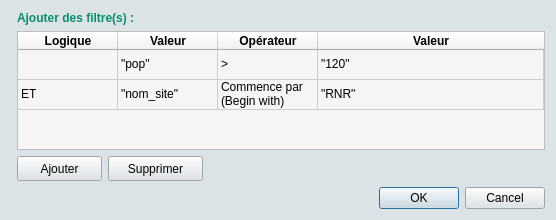
First picture: the form in ui/filter.ui, repository PnX-SI/GeoNature-GIS, before the edit.
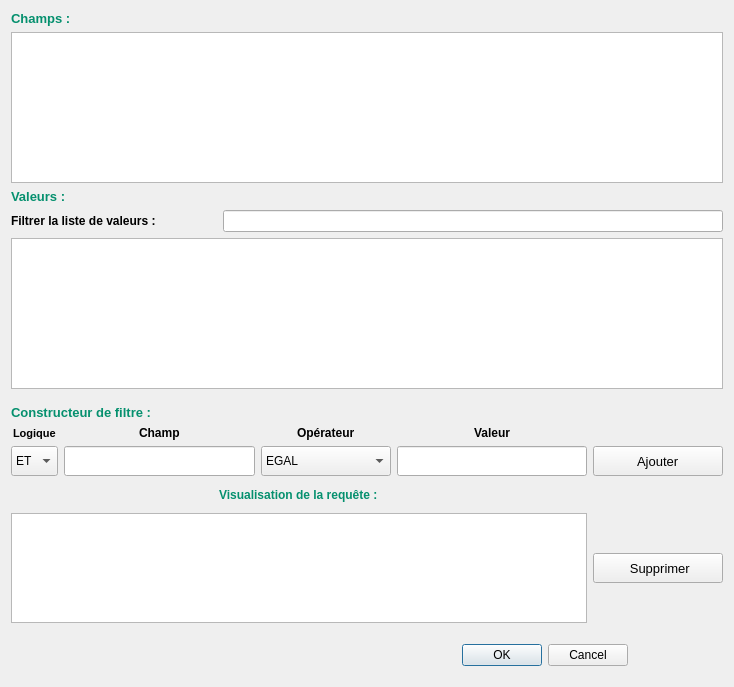
Second picture: the form after the edit. Icons and pictures are not drawn.

Diff of the .ui file:
```diff
--- a/ui/filter.ui
+++ b/ui/filter.ui
@@ -6,82 +6,163 @@
    <rect>
     <x>0</x>
     <y>0</y>
-    <width>556</width>
-    <height>220</height>
+    <width>734</width>
+    <height>687</height>
    </rect>
   </property>
-  <property name="minimumSize">
-   <size>
-    <width>556</width>
-    <height>220</height>
-   </size>
-  </property>
-  <property name="cursor">
-   <cursorShape>PointingHandCursor</cursorShape>
-  </property>
   <property name="windowTitle">
    <string>Filtre avancé...</string>
   </property>
-  <property name="styleSheet">
-   <string notr="true">background-color: rgb(220, 227, 231);</string>
+  <property name="modal">
+   <bool>true</bool>
   </property>
   <layout class="QVBoxLayout" name="verticalLayout">
    <item>
-    <layout class="QFormLayout" name="fl_filter_adv">
-     <item row="1" column="1">
-      <widget class="QTableWidget" name="tableWidget">
-       <property name="enabled">
-        <bool>true</bool>
-       </property>
+    <layout class="QVBoxLayout" name="verticalLayout_3">
+     <property name="bottomMargin">
+      <number>10</number>
+     </property>
+     <item>
+      <widget class="QLabel" name="lbl_source">
        <property name="font">
         <font>
          <family>Arial</family>
-         <pointsize>9</pointsize>
-         <weight>50</weight>
-         <bold>false</bold>
+         <pointsize>10</pointsize>
+         <weight>75</weight>
+         <bold>true</bold>
         </font>
        </property>
        <property name="styleSheet">
-        <string notr="true">background-color: rgb(245, 245, 245);</string>
+        <string notr="true">color: rgb(5, 144, 110);</string>
        </property>
-       <property name="showDropIndicator" stdset="0">
+       <property name="text">
+        <string>Champs : </string>
+       </property>
+      </widget>
+     </item>
+     <item>
+      <widget class="QListWidget" name="lw_keys">
+       <property name="minimumSize">
+        <size>
+         <width>600</width>
+         <height>130</height>
+        </size>
+       </property>
+       <property name="alternatingRowColors">
         <bool>true</bool>
        </property>
-       <attribute name="horizontalHeaderVisible">
+       <property name="selectionMode">
+        <enum>QAbstractItemView::SingleSelection</enum>
+       </property>
+       <property name="sortingEnabled">
         <bool>true</bool>
-       </attribute>
-       <attribute name="horizontalHeaderCascadingSectionResizes">
-        <bool>false</bool>
-       </attribute>
-       <attribute name="horizontalHeaderHighlightSections">
-        <bool>false</bool>
-       </attribute>
-       <attribute name="horizontalHeaderStretchLastSection">
-        <bool>true</bool>
-       </attribute>
-       <attribute name="verticalHeaderVisible">
-        <bool>false</bool>
-       </attribute>
-       <attribute name="verticalHeaderCascadingSectionResizes">
-        <bool>false</bool>
-       </attribute>
-       <attribute name="verticalHeaderStretchLastSection">
-        <bool>false</bool>
-       </attribute>
-       <row>
+       </property>
+      </widget>
+     </item>
+     <item>
+      <widget class="QLabel" name="lbl_valueselected">
+       <property name="font">
+        <font>
+         <family>Arial</family>
+         <pointsize>10</pointsize>
+         <weight>75</weight>
+         <bold>true</bold>
+        </font>
+       </property>
+       <property name="styleSheet">
+        <string notr="true">color: rgb(5, 144, 110);</string>
+       </property>
         <property name="text">
-         <string>1</string>
-        </property>
-       </row>
-       <row>
+        <string>Valeurs :</string>
+       </property>
+      </widget>
+     </item>
+     <item>
+      <layout class="QHBoxLayout" name="horizontalLayout_2">
+       <item>
+        <widget class="QLabel" name="lbl_filtervalue">
+         <property name="font">
+          <font>
+           <family>Arial</family>
+           <weight>75</weight>
+           <bold>true</bold>
+          </font>
+         </property>
         <property name="text">
-         <string>2</string>
-        </property>
-       </row>
-       <column>
+          <string>Filtrer la liste de valeurs :</string>
+         </property>
+        </widget>
+       </item>
+       <item>
+        <widget class="QLineEdit" name="le_filtervalue">
+         <property name="maximumSize">
+          <size>
+           <width>500</width>
+           <height>16777215</height>
+          </size>
+         </property>
+        </widget>
+       </item>
+      </layout>
+     </item>
+     <item>
+      <widget class="QListWidget" name="lw_values">
+       <property name="minimumSize">
+        <size>
+         <width>600</width>
+         <height>150</height>
+        </size>
+       </property>
+       <property name="maximumSize">
+        <size>
+         <width>999999</width>
+         <height>16777215</height>
+        </size>
+       </property>
+      </widget>
+     </item>
+    </layout>
+   </item>
+   <item>
+    <widget class="QLabel" name="lbl_filter">
+     <property name="font">
+      <font>
+       <family>Arial</family>
+       <pointsize>10</pointsize>
+       <weight>75</weight>
+       <bold>true</bold>
+      </font>
+     </property>
+     <property name="styleSheet">
+      <string notr="true">color: rgb(5, 144, 110);</string>
+     </property>
+     <property name="text">
+      <string>Constructeur de filtre :</string>
+     </property>
+    </widget>
+   </item>
+   <item>
+    <layout class="QGridLayout" name="gridLayout">
+     <property name="bottomMargin">
+      <number>15</number>
+     </property>
+     <item row="0" column="0" alignment="Qt::AlignHCenter">
+      <widget class="QLabel" name="lbl_logical">
+       <property name="font">
+        <font>
+         <family>Arial</family>
+         <pointsize>8</pointsize>
+         <weight>75</weight>
+         <bold>true</bold>
+        </font>
+       </property>
         <property name="text">
          <string>Logique</string>
         </property>
+      </widget>
+     </item>
+     <item row="0" column="2" alignment="Qt::AlignHCenter">
+      <widget class="QLabel" name="lbl_operator">
         <property name="font">
          <font>
           <family>Arial</family>
@@ -89,30 +170,13 @@
           <bold>true</bold>
          </font>
         </property>
-        <property name="background">
-         <color>
-          <red>255</red>
-          <green>255</green>
-          <blue>255</blue>
-         </color>
-        </property>
-       </column>
-       <column>
-        <property name="text">
-         <string>Valeur</string>
-        </property>
-        <property name="font">
-         <font>
-          <family>Arial</family>
-          <weight>75</weight>
-          <bold>true</bold>
-         </font>
-        </property>
-       </column>
-       <column>
         <property name="text">
          <string>Opérateur</string>
         </property>
+      </widget>
+     </item>
+     <item row="0" column="1" alignment="Qt::AlignHCenter">
+      <widget class="QLabel" name="lbl_key">
         <property name="font">
          <font>
           <family>Arial</family>
@@ -120,93 +184,183 @@
           <bold>true</bold>
          </font>
         </property>
-       </column>
-       <column>
+       <property name="text">
+        <string>Champ</string>
+       </property>
+      </widget>
+     </item>
+     <item row="0" column="3" alignment="Qt::AlignHCenter">
+      <widget class="QLabel" name="lbl_value">
+       <property name="font">
+        <font>
+         <family>Arial</family>
+         <weight>75</weight>
+         <bold>true</bold>
+        </font>
+       </property>
         <property name="text">
          <string>Valeur</string>
         </property>
+      </widget>
+     </item>
+     <item row="3" column="4">
+      <widget class="QPushButton" name="pb_remove">
+       <property name="minimumSize">
+        <size>
+         <width>130</width>
+         <height>30</height>
+        </size>
+       </property>
+       <property name="maximumSize">
+        <size>
+         <width>150</width>
+         <height>30</height>
+        </size>
+       </property>
         <property name="font">
          <font>
           <family>Arial</family>
-          <weight>75</weight>
-          <bold>true</bold>
-         </font>
-        </property>
-       </column>
-       <item row="0" column="0">
+         <pointsize>10</pointsize>
+         <weight>50</weight>
+         <bold>false</bold>
+        </font>
+       </property>
         <property name="text">
-         <string/>
-        </property>
-       </item>
-       <item row="0" column="1">
-        <property name="text">
-         <string>&quot;pop&quot;</string>
-        </property>
-       </item>
-       <item row="0" column="2">
-        <property name="text">
-         <string>&gt;</string>
-        </property>
-       </item>
-       <item row="0" column="3">
-        <property name="text">
-         <string>&quot;120&quot;</string>
-        </property>
+        <string> Supprimer</string>
+       </property>
+       <property name="icon">
+        <iconset resource="../resources.qrc">
+         <normaloff>:/plugins/Geonature-GIS-main/icons/moins.png</normaloff>:/plugins/Geonature-GIS-main/icons/moins.png</iconset>
+       </property>
+      </widget>
        </item>
        <item row="1" column="0">
+      <widget class="QComboBox" name="cb_logical">
+       <property name="maximumSize">
+        <size>
+         <width>100</width>
+         <height>30</height>
+        </size>
+       </property>
+       <item>
         <property name="text">
          <string>ET</string>
         </property>
        </item>
-       <item row="1" column="1">
+       <item>
         <property name="text">
-         <string>&quot;nom_site&quot;</string>
+         <string>OU</string>
         </property>
+       </item>
+      </widget>
        </item>
        <item row="1" column="2">
+      <widget class="QComboBox" name="cb_operator">
+       <property name="maximumSize">
+        <size>
+         <width>150</width>
+         <height>30</height>
+        </size>
+       </property>
+       <property name="layoutDirection">
+        <enum>Qt::LeftToRight</enum>
+       </property>
+       <item>
         <property name="text">
-         <string>Commence par (Begin with)</string>
+         <string>EGAL</string>
         </property>
        </item>
-       <item row="1" column="3">
+       <item>
         <property name="text">
-         <string>&quot;RNR&quot;</string>
+         <string>PAS EGAL</string>
         </property>
        </item>
-      </widget>
-     </item>
-     <item row="2" column="1">
-      <layout class="QHBoxLayout" name="horizontalLayout_2">
+       <item>
+        <property name="text">
+         <string>&gt;</string>
+        </property>
+       </item>
        <item>
+        <property name="text">
+         <string>&lt;</string>
+        </property>
+       </item>
+       <item>
+        <property name="text">
+         <string>&gt;=</string>
+        </property>
+       </item>
+       <item>
+        <property name="text">
+         <string>&lt;=</string>
+        </property>
+       </item>
+       <item>
+        <property name="text">
+         <string>COMMENCE PAR</string>
+        </property>
+       </item>
+       <item>
+        <property name="text">
+         <string>FINI PAR</string>
+        </property>
+       </item>
+       <item>
+        <property name="text">
+         <string>CONTIENT</string>
+        </property>
+       </item>
+      </widget>
+     </item>
+     <item row="2" column="0" colspan="4" alignment="Qt::AlignHCenter">
+      <widget class="QLabel" name="lbl_queryviz">
+       <property name="minimumSize">
+        <size>
+         <width>20</width>
+         <height>25</height>
+        </size>
+       </property>
+       <property name="font">
+        <font>
+         <family>Arial</family>
+         <pointsize>9</pointsize>
+         <weight>75</weight>
+         <bold>true</bold>
+        </font>
+       </property>
+       <property name="styleSheet">
+        <string notr="true">color: rgb(5, 144, 110);</string>
+       </property>
+       <property name="text">
+        <string>Visualisation de la requête :</string>
+       </property>
+      </widget>
+     </item>
+     <item row="1" column="4">
         <widget class="QPushButton" name="pb_add">
          <property name="minimumSize">
           <size>
-           <width>85</width>
-           <height>25</height>
+         <width>130</width>
+         <height>30</height>
           </size>
          </property>
          <property name="maximumSize">
           <size>
-           <width>75</width>
-           <height>25</height>
+         <width>150</width>
+         <height>30</height>
           </size>
          </property>
          <property name="font">
           <font>
            <family>Arial</family>
-           <weight>50</weight>
-           <bold>false</bold>
-           <kerning>false</kerning>
-          </font>
-         </property>
-         <property name="cursor">
-          <cursorShape>PointingHandCursor</cursorShape>
-         </property>
+         <pointsize>10</pointsize>
+        </font>
+       </property>
          <property name="styleSheet">
           <string notr="true"/>
          </property>
          <property name="text">
-          <string>Ajouter</string>
+        <string> Ajouter </string>
          </property>
          <property name="icon">
           <iconset resource="../resources.qrc">
@@ -214,44 +368,38 @@
          </property>
         </widget>
        </item>
-       <item>
-        <widget class="QPushButton" name="pb_suppr">
+     <item row="1" column="3">
+      <widget class="QLineEdit" name="le_selectvalue">
          <property name="minimumSize">
           <size>
-           <width>95</width>
-           <height>25</height>
-          </size>
-         </property>
-         <property name="maximumSize">
+         <width>150</width>
+         <height>30</height>
+        </size>
+       </property>
+      </widget>
+     </item>
+     <item row="1" column="1">
+      <widget class="QLineEdit" name="le_selectkey">
+       <property name="minimumSize">
           <size>
-           <width>95</width>
-           <height>25</height>
-          </size>
-         </property>
-         <property name="font">
-          <font>
-           <family>Arial</family>
-           <weight>50</weight>
-           <bold>false</bold>
-          </font>
-         </property>
-         <property name="cursor">
-          <cursorShape>PointingHandCursor</cursorShape>
-         </property>
-         <property name="styleSheet">
-          <string notr="true"/>
-         </property>
-         <property name="text">
-          <string>Supprimer</string>
-         </property>
-         <property name="icon">
-          <iconset resource="../resources.qrc">
-           <normaloff>:/plugins/Geonature-GIS-main/icons/moins.png</normaloff>:/plugins/Geonature-GIS-main/icons/moins.png</iconset>
-         </property>
-        </widget>
-       </item>
+         <width>150</width>
+         <height>30</height>
+        </size>
+       </property>
+      </widget>
+     </item>
+     <item row="3" column="0" colspan="4">
+      <widget class="QListWidget" name="lw_queryresult"/>
+     </item>
+    </layout>
+   </item>
        <item>
-        <spacer name="HS_btn">
+    <layout class="QHBoxLayout" name="horizontalLayout">
+     <property name="bottomMargin">
+      <number>10</number>
+     </property>
+     <item>
+      <spacer name="horizontalSpacer">
          <property name="orientation">
           <enum>Qt::Horizontal</enum>
          </property>
@@ -263,48 +411,17 @@
          </property>
         </spacer>
        </item>
-      </layout>
-     </item>
-     <item row="0" column="1">
-      <widget class="QLabel" name="lbl_filter">
-       <property name="font">
-        <font>
-         <family>Arial</family>
-         <pointsize>9</pointsize>
-         <weight>75</weight>
-         <bold>true</bold>
-        </font>
-       </property>
-       <property name="styleSheet">
-        <string notr="true">color: rgb(5, 144, 110);</string>
-       </property>
-       <property name="text">
-        <string>Ajouter des filtre(s) :</string>
-       </property>
-      </widget>
-     </item>
-    </layout>
-   </item>
    <item>
-    <widget class="QDialogButtonBox" name="btn_box">
-     <property name="sizePolicy">
-      <sizepolicy hsizetype="Expanding" vsizetype="Fixed">
-       <horstretch>0</horstretch>
-       <verstretch>0</verstretch>
-      </sizepolicy>
-     </property>
-     <property name="font">
-      <font>
-       <family>Arial</family>
-      </font>
-     </property>
-     <property name="orientation">
-      <enum>Qt::Horizontal</enum>
-     </property>
+      <widget class="QDialogButtonBox" name="btnBox">
      <property name="standardButtons">
       <set>QDialogButtonBox::Cancel|QDialogButtonBox::Ok</set>
      </property>
-    </widget>
+       <property name="centerButtons">
+        <bool>true</bool>
+       </property>
+      </widget>
+     </item>
+    </layout>
    </item>
   </layout>
  </widget>
```
Left out of the diff: 44 changed lines with no effect on the pictures. Lines whose indentation alone changed are shown as unchanged.
